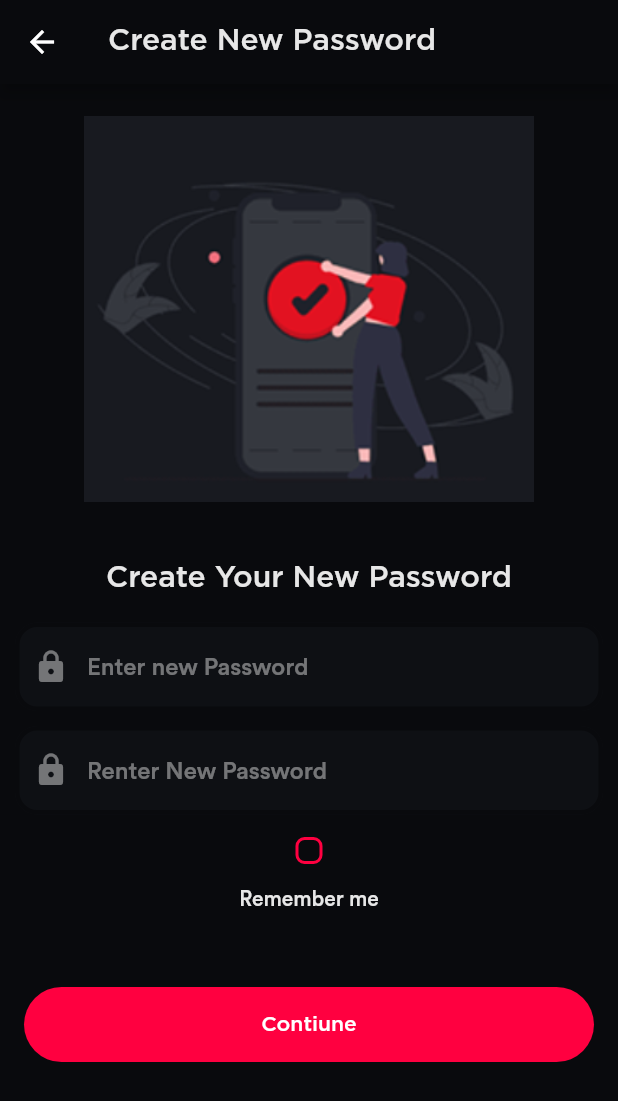
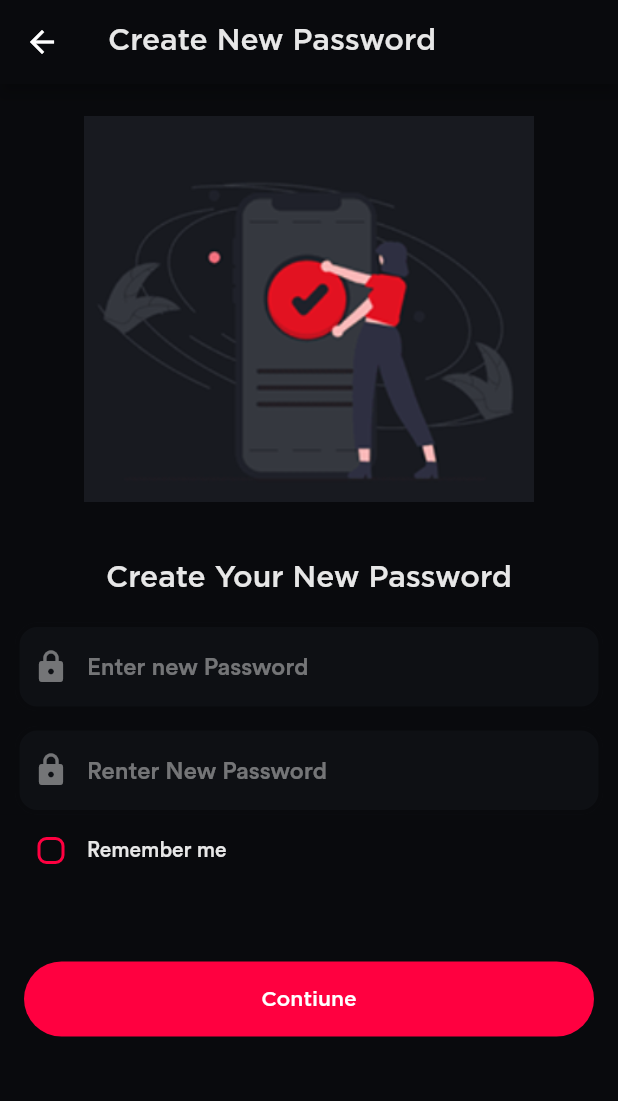
Before and after one commit to IEEE-AAST-Alexandria-Student-Branch/IEEE-MovieApp-Mobile, a Flutter app: the screen it shows after launch, on a phone screen of 412 x 824 dp. Shown: the top 1101 px of the screen. Run offline on Flutter 3.47's test engine with Material 2 defaults, Android fonts, the phone set to English and light mode, and no system bars; our stand-ins replace flutter_rating_bar, intl_phone_number_input, percent_indicator, smooth_page_indicator.

Commit message:
Version 0.0.1

```diff
--- a/lib/Pages/new pass/createnewpass.dart
+++ b/lib/Pages/new pass/createnewpass.dart
@@ -67,6 +67,8 @@ class _Cnewpass extends State<Newpass> {
           const Nwpass(),
           Column(
             mainAxisAlignment: MainAxisAlignment.center,
+            children:[
+              Row( crossAxisAlignment: CrossAxisAlignment.center,
                 children: [
                   Checkbox(
                     value: rememberMe,
@@ -75,17 +77,17 @@ class _Cnewpass extends State<Newpass> {
                     shape: const RoundedRectangleBorder(
                         borderRadius: BorderRadius.all(Radius.circular(6))),
                     side: const BorderSide(width: 2, color: secondaryColor),
-              ),
-              const Text(
-                "Remember me",
+                  ),              const Text("Remember me",
                     style: TextStyle(fontFamily: small, color: txtColor),
                   ),
+                ],
+              ),
+
               SizedBox(
                 width: 20,
                 height:50,
               ),
  /////////continue button
-
               const Contbutton()
             ],
 
```
Lines whose indentation alone changed are shown as unchanged.
